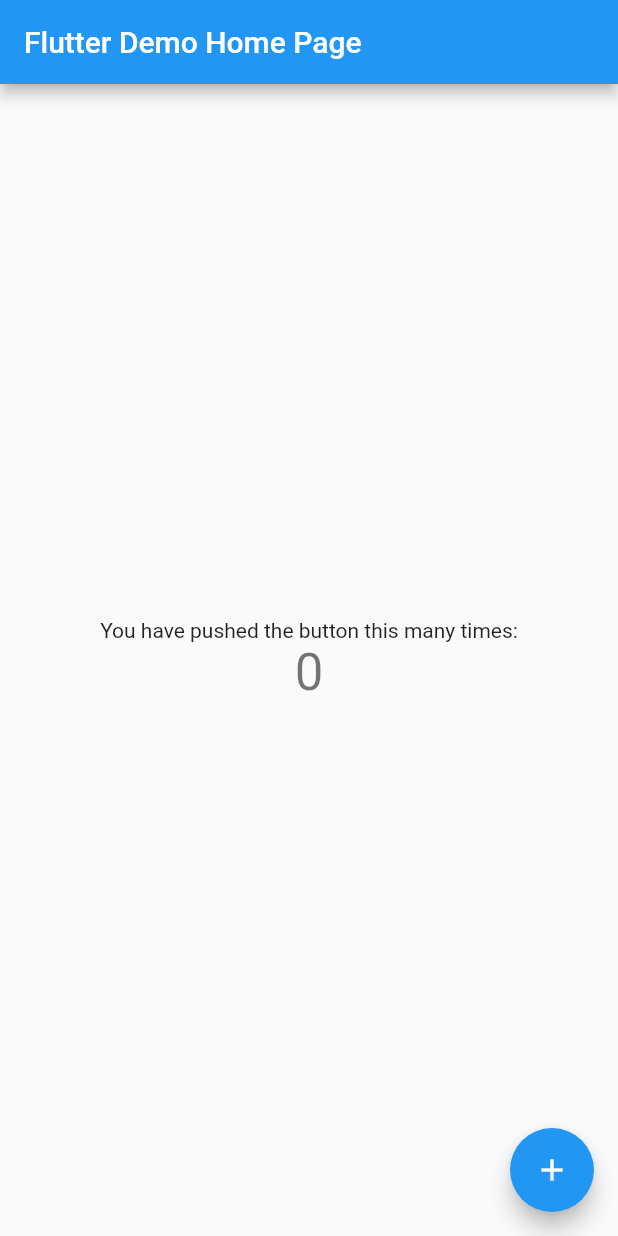
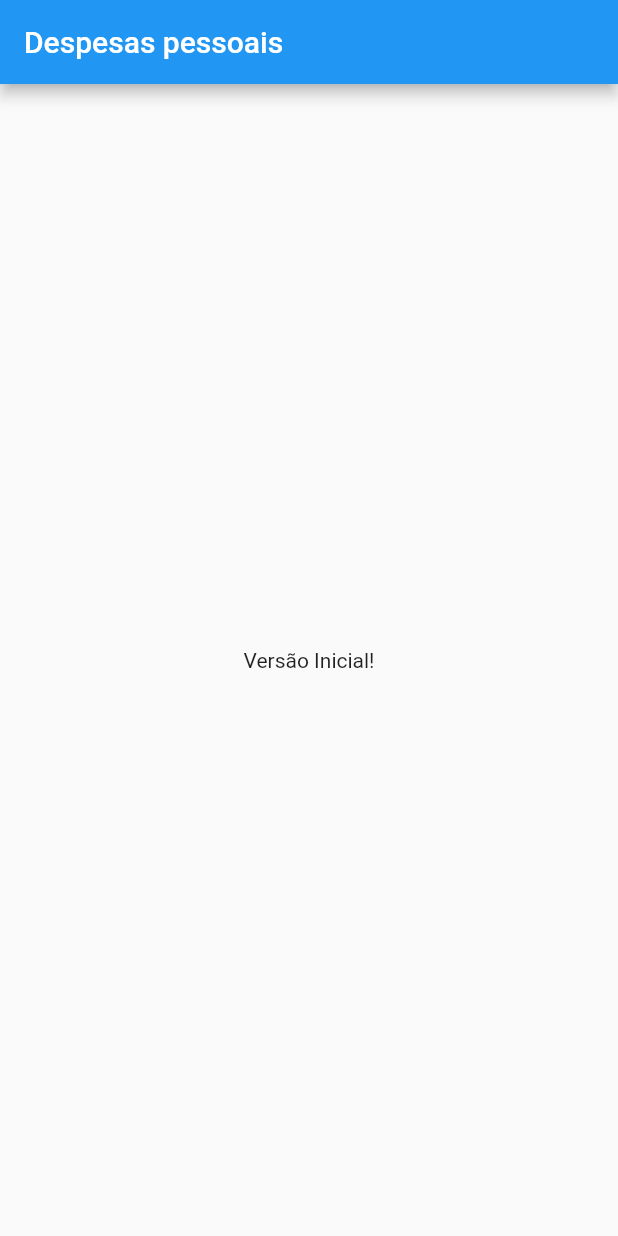
Before and after one commit to GabrielyMachado/ryc_flutter_expenses_m4, a Flutter app: the screen it shows after launch, on a phone screen of 412 x 824 dp. Run offline on Flutter 3.47's test engine with Material 2 defaults, Android fonts, the phone set to English and light mode, and no system bars.

Commit message:
feat(home): criada home page

```diff
--- a/lib/main.dart
+++ b/lib/main.dart
@@ -1,115 +1,28 @@
 import 'package:flutter/material.dart';
+import 'package:flutter/src/widgets/framework.dart';
+import 'package:flutter/src/widgets/placeholder.dart';
 
-void main() {
-  runApp(const MyApp());
+main() => runApp(ExpensesApp());
+
+class ExpensesApp extends StatelessWidget {
+  const ExpensesApp({super.key});
+
+  @override
+  Widget build(BuildContext context) {
+    return MaterialApp(home: MyHomePage());
+  }
 }
 
-class MyApp extends StatelessWidget {
-  const MyApp({super.key});
+class MyHomePage extends StatelessWidget {
+  const MyHomePage({super.key});
 
-  // This widget is the root of your application.
   @override
   Widget build(BuildContext context) {
-    return MaterialApp(
-      title: 'Flutter Demo',
-      theme: ThemeData(
-        // This is the theme of your application.
-        //
-        // Try running your application with "flutter run". You'll see the
-        // application has a blue toolbar. Then, without quitting the app, try
-        // changing the primarySwatch below to Colors.green and then invoke
-        // "hot reload" (press "r" in the console where you ran "flutter run",
-        // or simply save your changes to "hot reload" in a Flutter IDE).
-        // Notice that the counter didn't reset back to zero; the application
-        // is not restarted.
-        primarySwatch: Colors.blue,
+    return Scaffold(
+      appBar: AppBar(
+        title: Text('Despesas pessoais'),
       ),
-      home: const MyHomePage(title: 'Flutter Demo Home Page'),
+      body: Center(child: Text('Versão Inicial!')),
     );
   }
 }
-
-class MyHomePage extends StatefulWidget {
-  const MyHomePage({super.key, required this.title});
-
-  // This widget is the home page of your application. It is stateful, meaning
-  // that it has a State object (defined below) that contains fields that affect
-  // how it looks.
-
-  // This class is the configuration for the state. It holds the values (in this
-  // case the title) provided by the parent (in this case the App widget) and
-  // used by the build method of the State. Fields in a Widget subclass are
-  // always marked "final".
-
-  final String title;
-
-  @override
-  State<MyHomePage> createState() => _MyHomePageState();
-}
-
-class _MyHomePageState extends State<MyHomePage> {
-  int _counter = 0;
-
-  void _incrementCounter() {
-    setState(() {
-      // This call to setState tells the Flutter framework that something has
-      // changed in this State, which causes it to rerun the build method below
-      // so that the display can reflect the updated values. If we changed
-      // _counter without calling setState(), then the build method would not be
-      // called again, and so nothing would appear to happen.
-      _counter++;
-    });
-  }
-
-  @override
-  Widget build(BuildContext context) {
-    // This method is rerun every time setState is called, for instance as done
-    // by the _incrementCounter method above.
-    //
-    // The Flutter framework has been optimized to make rerunning build methods
-    // fast, so that you can just rebuild anything that needs updating rather
-    // than having to individually change instances of widgets.
-    return Scaffold(
-      appBar: AppBar(
-        // Here we take the value from the MyHomePage object that was created by
-        // the App.build method, and use it to set our appbar title.
-        title: Text(widget.title),
-      ),
-      body: Center(
-        // Center is a layout widget. It takes a single child and positions it
-        // in the middle of the parent.
-        child: Column(
-          // Column is also a layout widget. It takes a list of children and
-          // arranges them vertically. By default, it sizes itself to fit its
-          // children horizontally, and tries to be as tall as its parent.
-          //
-          // Invoke "debug painting" (press "p" in the console, choose the
-          // "Toggle Debug Paint" action from the Flutter Inspector in Android
-          // Studio, or the "Toggle Debug Paint" command in Visual Studio Code)
-          // to see the wireframe for each widget.
-          //
-          // Column has various properties to control how it sizes itself and
-          // how it positions its children. Here we use mainAxisAlignment to
-          // center the children vertically; the main axis here is the vertical
-          // axis because Columns are vertical (the cross axis would be
-          // horizontal).
-          mainAxisAlignment: MainAxisAlignment.center,
-          children: <Widget>[
-            const Text(
-              'You have pushed the button this many times:',
-            ),
-            Text(
-              '$_counter',
-              style: Theme.of(context).textTheme.headlineMedium,
-            ),
-          ],
-        ),
-      ),
-      floatingActionButton: FloatingActionButton(
-        onPressed: _incrementCounter,
-        tooltip: 'Increment',
-        child: const Icon(Icons.add),
-      ), // This trailing comma makes auto-formatting nicer for build methods.
-    );
-  }
-}
```
Also changed, not shown: 1 other file.
